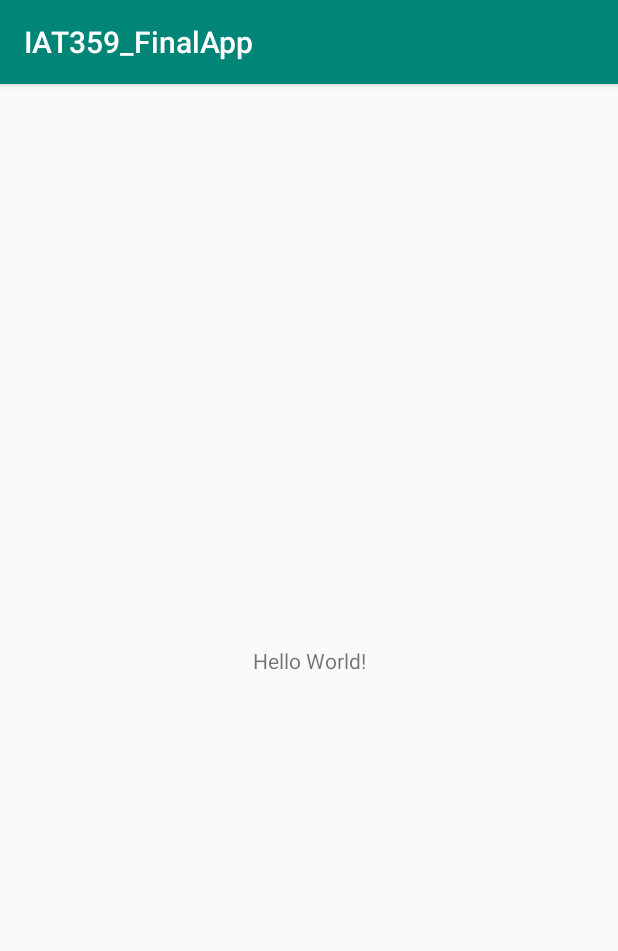
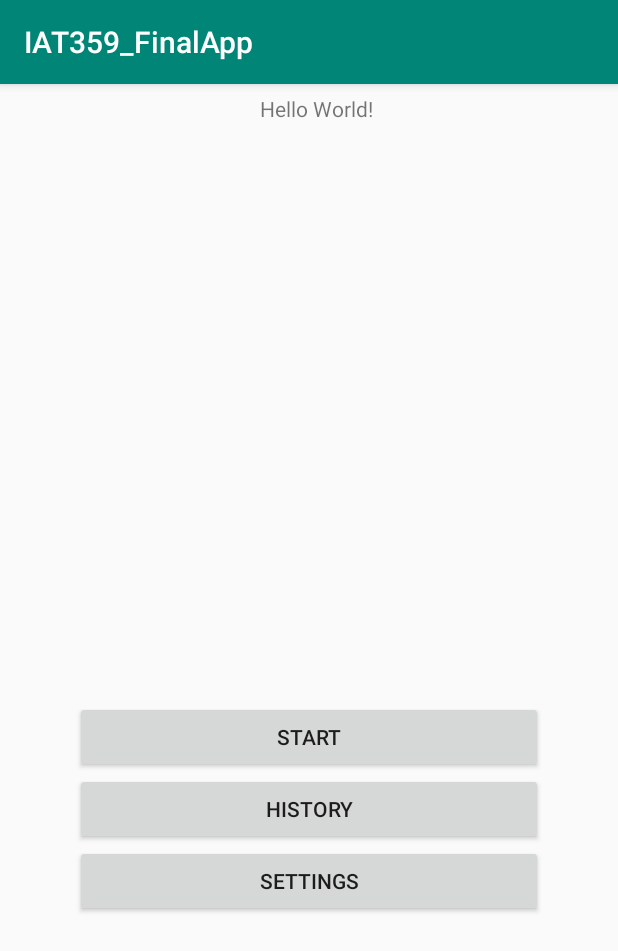
Before and after one commit to emeraldsuen/iat359-final-project, an Android app: the screen it shows after launch (MainActivity), on a phone screen of 412 x 824 dp. Shown: the top 951 px of the screen. Run offline under Robolectric (Android 15) with nearby library versions, the phone set to English and light mode, and no system bars.

```diff
--- a/app/build.gradle
+++ b/app/build.gradle
@@ -23,6 +23,7 @@ dependencies {
     implementation fileTree(dir: 'libs', include: ['*.jar'])
     implementation 'androidx.appcompat:appcompat:1.0.2'
     implementation 'androidx.constraintlayout:constraintlayout:1.1.3'
+    implementation 'com.google.android.gms:play-services-maps:17.0.0'
     testImplementation 'junit:junit:4.12'
     androidTestImplementation 'androidx.test.ext:junit:1.1.0'
     androidTestImplementation 'androidx.test.espresso:espresso-core:3.1.1'
--- a/app/src/main/java/com/example/iat359_finalapp/MainActivity.java
+++ b/app/src/main/java/com/example/iat359_finalapp/MainActivity.java
@@ -2,16 +2,49 @@ package com.example.iat359_finalapp;
 
 import androidx.appcompat.app.AppCompatActivity;
 
+import android.content.Intent;
 import android.os.Bundle;
+import android.view.View;
+import android.widget.Button;
 
-public class MainActivity extends AppCompatActivity {
+public class MainActivity extends AppCompatActivity implements View.OnClickListener {
+
+
+    Button startButton, historyButton, settingsButton;
 
     @Override
     protected void onCreate(Bundle savedInstanceState) {
         super.onCreate(savedInstanceState);
         setContentView(R.layout.activity_main);
 
-        System.out.println("HI");
-        System.out.println("BYE");
+        //start buton initalize
+        startButton = (Button)findViewById(R.id.start_button);
+        startButton.setOnClickListener(this);
+
+        //history button initialize
+        historyButton = (Button)findViewById(R.id.history_button);
+        historyButton.setOnClickListener(this);
+
+        //settings button initialize
+        settingsButton = (Button)findViewById(R.id.settings_button);
+        settingsButton.setOnClickListener(this);
+
+    }
+
+    @Override
+    public void onClick(View v) {
+        //if start button is pressed
+        if(v.getId() == R.id.start_button){
+            Intent i = new Intent(MainActivity.this, SetupActivity.class);
+            startActivity(i);
+        }
+        if(v.getId() == R.id.history_button){
+            Intent i = new Intent(MainActivity.this, HistoryActivity.class);
+            startActivity(i);
+        }
+        if(v.getId() == R.id.settings_button){
+            Intent i = new Intent(MainActivity.this, SettingsActivity.class);
+            startActivity(i);
+        }
     }
 }
--- a/app/src/main/res/layout/activity_main.xml
+++ b/app/src/main/res/layout/activity_main.xml
@@ -6,13 +6,46 @@
     android:layout_height="match_parent"
     tools:context=".MainActivity">
 
-    <TextView
-        android:layout_width="wrap_content"
-        android:layout_height="wrap_content"
-        android:text="Hello World!"
-        app:layout_constraintBottom_toBottomOf="parent"
-        app:layout_constraintLeft_toLeftOf="parent"
-        app:layout_constraintRight_toRightOf="parent"
-        app:layout_constraintTop_toTopOf="parent" />
+    <LinearLayout
+        android:layout_width="match_parent"
+        android:layout_height="match_parent"
+        android:orientation="vertical">
+
+        <TextView
+            android:layout_width="421dp"
+            android:layout_height="33dp"
+            android:gravity="center"
+            android:text="Hello World!" />
+
+        <ImageView
+            android:id="@+id/imageView"
+            android:layout_width="match_parent"
+            android:layout_height="378dp"
+            tools:srcCompat="@tools:sample/avatars[2]" />
+
+        <Button
+            android:id="@+id/start_button"
+            android:layout_width="match_parent"
+            android:layout_height="wrap_content"
+            android:layout_marginLeft="50dp"
+            android:layout_marginRight="50dp"
+            android:text="Start" />
+
+        <Button
+            android:id="@+id/history_button"
+            android:layout_width="match_parent"
+            android:layout_height="wrap_content"
+            android:layout_marginLeft="50dp"
+            android:layout_marginRight="50dp"
+            android:text="History" />
+
+        <Button
+            android:id="@+id/settings_button"
+            android:layout_width="match_parent"
+            android:layout_height="wrap_content"
+            android:layout_marginLeft="50dp"
+            android:layout_marginRight="50dp"
+            android:text="Settings" />
+    </LinearLayout>
 
 </androidx.constraintlayout.widget.ConstraintLayout>
--- a/app/src/main/res/values/strings.xml
+++ b/app/src/main/res/values/strings.xml
@@ -1,3 +1,4 @@
 <resources>
     <string name="app_name">IAT359_FinalApp</string>
+    <string name="title_activity_maps">Map</string>
 </resources>
```
Also changed, not shown: app/src/debug/res/values/google_maps_api.xml (added, +24 -0 lines), app/src/main/AndroidManifest.xml (+26 -0 lines), app/src/main/java/com/example/iat359_finalapp/HistoryActivity.java (added, +14 -0 lines), app/src/main/java/com/example/iat359_finalapp/MapsActivity.java (added, +47 -0 lines), app/src/main/java/com/example/iat359_finalapp/SettingsActivity.java (added, +14 -0 lines), app/src/main/java/com/example/iat359_finalapp/SetupActivity.java (added, +14 -0 lines), app/src/main/res/layout/activity_history.xml (added, +9 -0 lines), app/src/main/res/layout/activity_maps.xml (added, +9 -0 lines), app/src/main/res/layout/activity_settings.xml (added, +9 -0 lines), app/src/main/res/layout/activity_setup.xml (added, +131 -0 lines), 1 other file.
